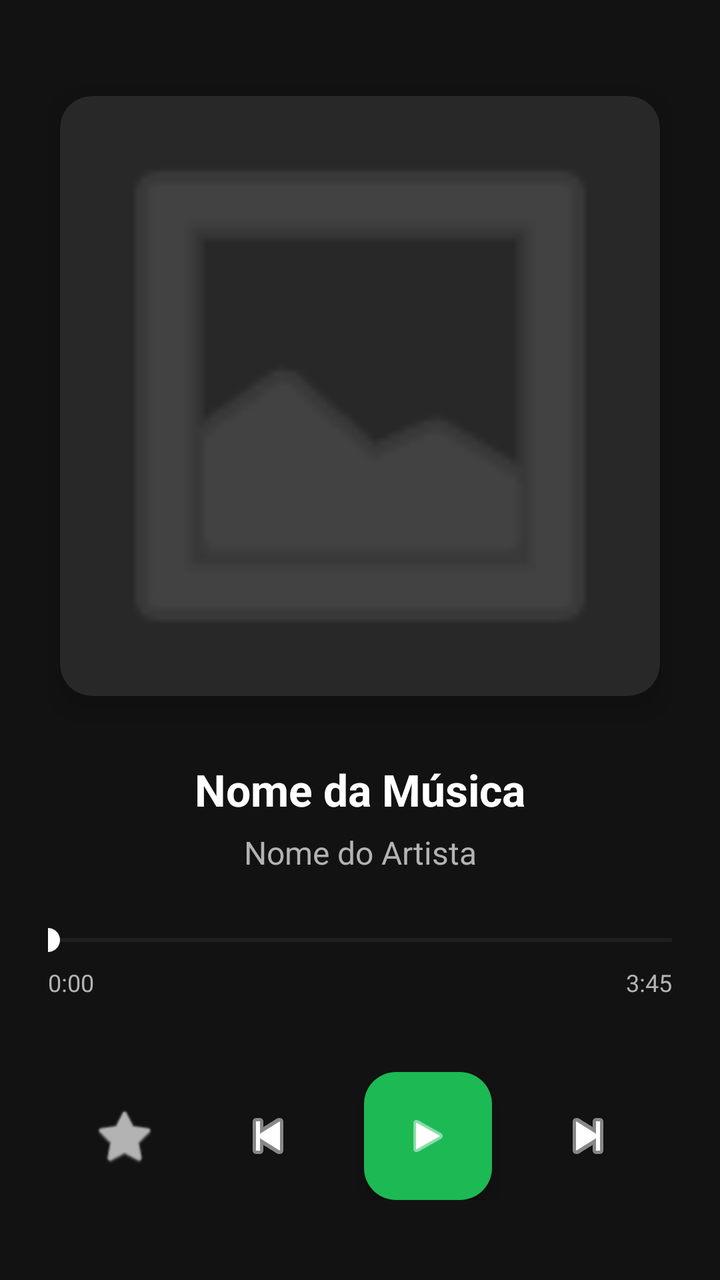
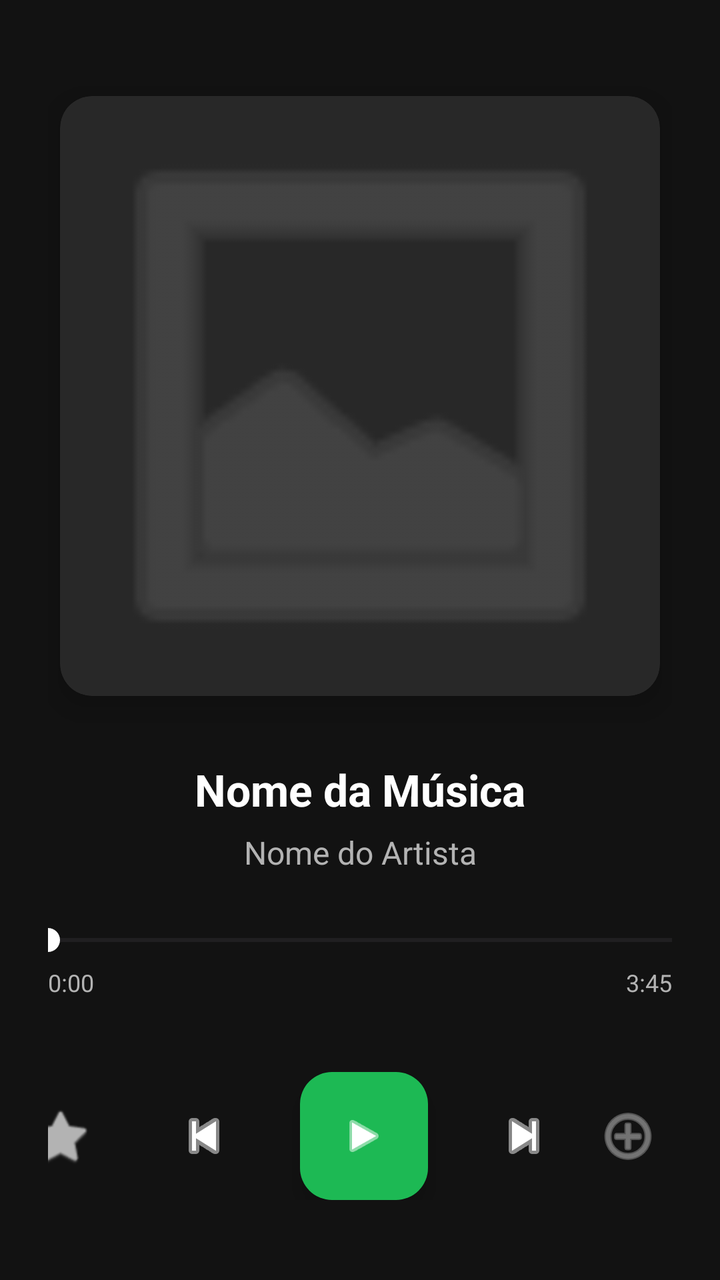

Before-and-after screenshots of an Android layout around one commit, followed by the original layout XML and the change that was made.
<!-- AndroidManifest.xml: application theme Theme.DSSMV_ProjectDroid_1230628_1222027 -->
<!-- res/layout/activity_music_player.xml -->
<?xml version="1.0" encoding="utf-8"?>
<LinearLayout xmlns:android="http://schemas.android.com/apk/res/android"
              xmlns:app="http://schemas.android.com/apk/res-auto"
              android:id="@+id/main_player"
              android:layout_width="match_parent"
              android:layout_height="match_parent"
              android:background="#121212"
              android:gravity="center_horizontal"
              android:orientation="vertical"
              android:padding="24dp">

    <androidx.cardview.widget.CardView
            android:layout_width="300dp"
            android:layout_height="300dp"
            android:layout_marginTop="24dp"
            app:cardCornerRadius="16dp"
            app:cardElevation="10dp"
            app:cardBackgroundColor="#282828">

        <ImageView
                android:id="@+id/imgAlbumCover"
                android:layout_width="match_parent"
                android:layout_height="match_parent"
                android:contentDescription="Capa do Álbum"
                android:scaleType="centerCrop"
                android:src="@android:drawable/ic_menu_gallery"
                app:tint="#535353" />
    </androidx.cardview.widget.CardView>

    <TextView
            android:id="@+id/txtSongTitle"
            android:layout_width="match_parent"
            android:layout_height="wrap_content"
            android:layout_marginTop="32dp"
            android:ellipsize="end"
            android:maxLines="1"
            android:text="Nome da Música"
            android:textAlignment="center"
            android:textColor="#FFFFFF"
            android:textSize="22sp"
            android:textStyle="bold" />

    <TextView
            android:id="@+id/txtArtistName"
            android:layout_width="match_parent"
            android:layout_height="wrap_content"
            android:layout_marginTop="6dp"
            android:ellipsize="end"
            android:maxLines="1"
            android:text="Nome do Artista"
            android:textAlignment="center"
            android:textColor="#B3B3B3"
            android:textSize="16sp" />

    <LinearLayout
            android:layout_width="match_parent"
            android:layout_height="wrap_content"
            android:layout_marginTop="24dp"
            android:orientation="vertical">

        <SeekBar
                android:id="@+id/seekBar"
                android:layout_width="match_parent"
                android:layout_height="wrap_content"
                android:paddingStart="0dp"
                android:paddingEnd="0dp"
                android:progressTint="#1DB954"
                android:thumbTint="#FFFFFF" />

        <RelativeLayout
                android:layout_width="match_parent"
                android:layout_height="wrap_content"
                android:layout_marginTop="4dp">

            <TextView
                    android:id="@+id/txtCurrentTime"
                    android:layout_width="wrap_content"
                    android:layout_height="wrap_content"
                    android:layout_alignParentStart="true"
                    android:text="0:00"
                    android:textColor="#B3B3B3"
                    android:textSize="12sp" />

            <TextView
                    android:id="@+id/txtTotalTime"
                    android:layout_width="wrap_content"
                    android:layout_height="wrap_content"
                    android:layout_alignParentEnd="true"
                    android:text="3:45"
                    android:textColor="#B3B3B3"
                    android:textSize="12sp" />
        </RelativeLayout>
    </LinearLayout>

    <View
            android:layout_width="match_parent"
            android:layout_height="0dp"
            android:layout_weight="1" />

    <LinearLayout
            android:layout_width="match_parent"
            android:layout_height="wrap_content"
            android:layout_marginBottom="16dp"
            android:gravity="center"
            android:orientation="horizontal">

        <ImageButton
                android:id="@+id/btnFavorite"
                android:layout_width="48dp"
                android:layout_height="48dp"
                android:background="?attr/selectableItemBackgroundBorderless"
                android:contentDescription="Favorito"
                android:src="@android:drawable/btn_star"
                app:tint="#B3B3B3" />

        <ImageButton
                android:id="@+id/btnPrevious"
                android:layout_width="56dp"
                android:layout_height="56dp"
                android:layout_marginStart="20dp"
                android:background="?attr/selectableItemBackgroundBorderless"
                android:contentDescription="Anterior"
                android:src="@android:drawable/ic_media_previous"
                app:tint="#FFFFFF" />

        <com.google.android.material.floatingactionbutton.FloatingActionButton
                android:id="@+id/btnPlayPause"
                android:layout_width="wrap_content"
                android:layout_height="wrap_content"
                android:layout_marginStart="20dp"
                android:contentDescription="Play/Pause"
                android:src="@android:drawable/ic_media_play"
                app:backgroundTint="#1DB954"
                app:fabCustomSize="64dp"
                app:tint="#FFFFFF" />

        <ImageButton
                android:id="@+id/btnNext"
                android:layout_width="56dp"
                android:layout_height="56dp"
                android:layout_marginStart="20dp"
                android:background="?attr/selectableItemBackgroundBorderless"
                android:contentDescription="Seguinte"
                android:src="@android:drawable/ic_media_next"
                app:tint="#FFFFFF" />

    </LinearLayout>

</LinearLayout>
<!-- resources referenced by this layout -->
<resources>
  <style name="Theme.DSSMV_ProjectDroid_1230628_1222027" parent="Base.Theme.DSSMV_ProjectDroid_1230628_1222027" />
  <style name="Base.Theme.DSSMV_ProjectDroid_1230628_1222027" parent="Theme.Material3.DayNight.NoActionBar">
          
          
      </style>
</resources>

<!-- the commit's change to res/layout/activity_music_player.xml (unified diff, before → after) -->
@@ -144,6 +144,16 @@
                 android:src="@android:drawable/ic_media_next"
                 app:tint="#FFFFFF" />
 
+        <ImageButton
+                android:id="@+id/btnAddToPlaylist"
+                android:layout_width="48dp"
+                android:layout_height="48dp"
+                android:layout_marginEnd="16dp"
+                android:background="?attr/selectableItemBackgroundBorderless"
+                android:contentDescription="Adicionar à Playlist"
+                android:src="@android:drawable/ic_menu_add"
+                app:tint="#B3B3B3" />
+
     </LinearLayout>
 
 </LinearLayout>
